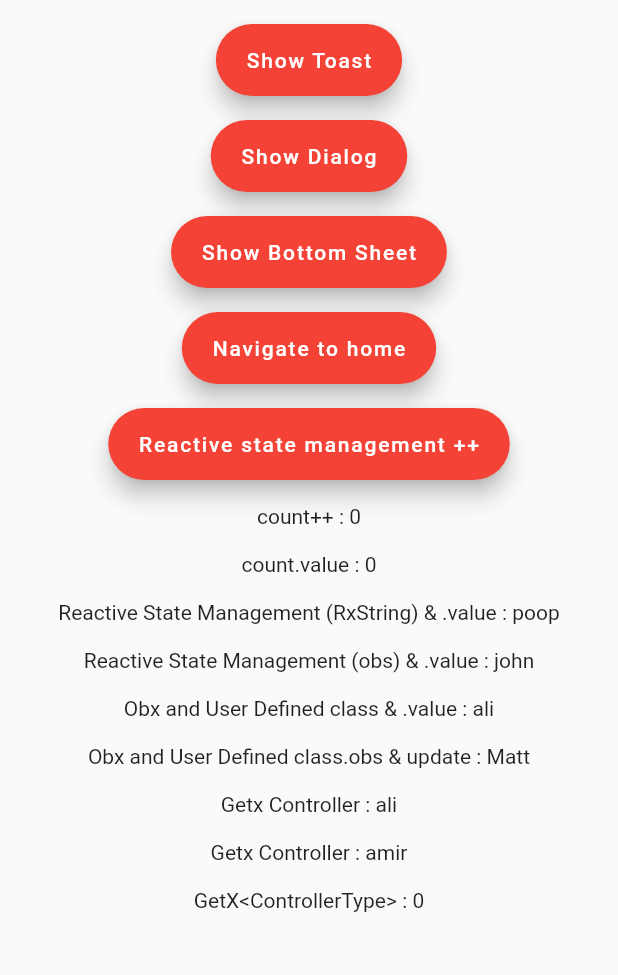
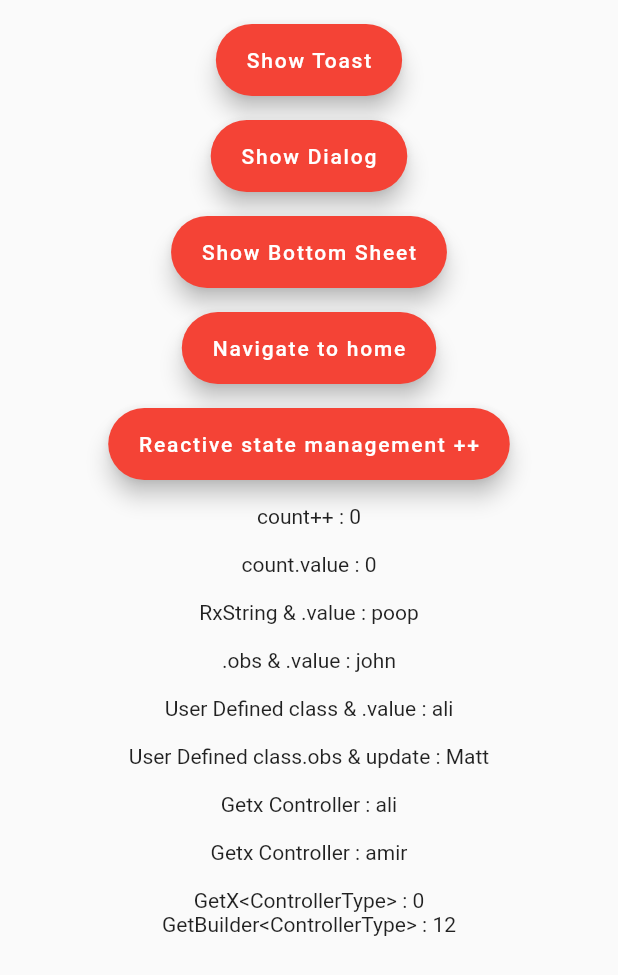
Before and after one commit to Ghazal-Jamalzadeh/flutter_getx_toturial, a Flutter app: the screen it shows after launch, on a phone screen of 412 x 824 dp. Shown: the top 975 px of the screen. Run offline on Flutter 3.47's test engine with Material 2 defaults, Android fonts, the phone set to English and light mode, and no system bars; our stand-ins replace get.

Commit message:
GetBuilder

```diff
--- a/lib/contollers/my_controller.dart
+++ b/lib/contollers/my_controller.dart
@@ -18,7 +18,10 @@ class MyController extends GetxController {
     count++;
   }
 
-  /*  تا قبل اینجا یا متغیر رو ری اکتیو تعریف میکردیم یا کلاس رو. حالا میخوایم یه جور دیگه کار کنیم */
+  /*
+   تو مثال ها قبلی متغیرها رو از نوع ذی اکتیو تعریف میکردیم
+   در این روش اصلا نیازی نیست که متغیر از نوع ری اکتیو تعریف شود
+   */
   var age = 12;
 
   void incrementAge() {
--- a/lib/screens/main_screen.dart
+++ b/lib/screens/main_screen.dart
@@ -93,6 +93,9 @@ class MainScreen extends StatelessWidget {
                           myController.convertToUpperCase() ;
                           /* GetX<ControllerType> */
                           Get.find<MyController>().increment() ;
+                          /* GetBuilder<ControllerType> */
+                          // myController.incrementAge(); // correct
+                          Get.find<MyController>().incrementAge() ;
 
                         }),
                     const SizedBox(
@@ -106,19 +109,19 @@ class MainScreen extends StatelessWidget {
                     const SizedBox(
                       height: 16,
                     ),
-                    Obx(() => Text('Reactive State Management (RxString) & .value : ${name.value}')),
+                    Obx(() => Text('RxString & .value : ${name.value}')),
                     const SizedBox(
                       height: 16,
                     ),
-                    Obx(() => Text('Reactive State Management (obs) & .value : ${name2.value}')),
+                    Obx(() => Text('.obs & .value : ${name2.value}')),
                     const SizedBox(
                       height: 16,
                     ),
-                    Obx(() => Text('Obx and User Defined class & .value : ${student.name.value}')),
+                    Obx(() => Text('User Defined class & .value : ${student.name.value}')),
                     const SizedBox(
                       height: 16,
                     ),
-                    Obx(() => Text('Obx and User Defined class.obs & update : ${student2.value.name}')),
+                    Obx(() => Text('User Defined class.obs & update : ${student2.value.name}')),
                     const SizedBox(
                       height: 16,
                     ),
@@ -136,6 +139,12 @@ class MainScreen extends StatelessWidget {
                         builder: (controller) =>
                         Text('GetX<ControllerType> : ${controller.count}') )
                   ,
+                    /* GetBuilder<ControllerType> */
+                    GetBuilder<MyController>(
+                      init: MyController(),
+                        builder: (controller) {
+                          return Text('GetBuilder<ControllerType> : ${controller.age}') ;
+                        },)
 
                   ],
                 ),
```
Also changed, not shown: 1 other file.
